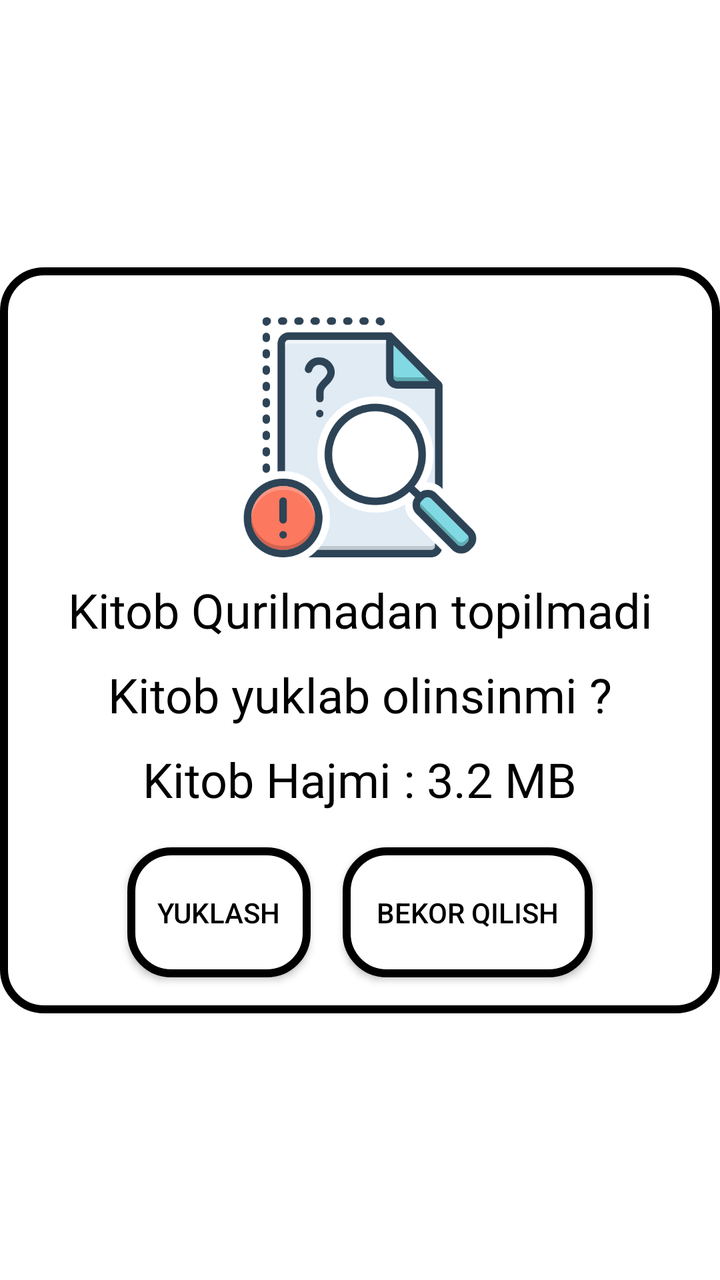
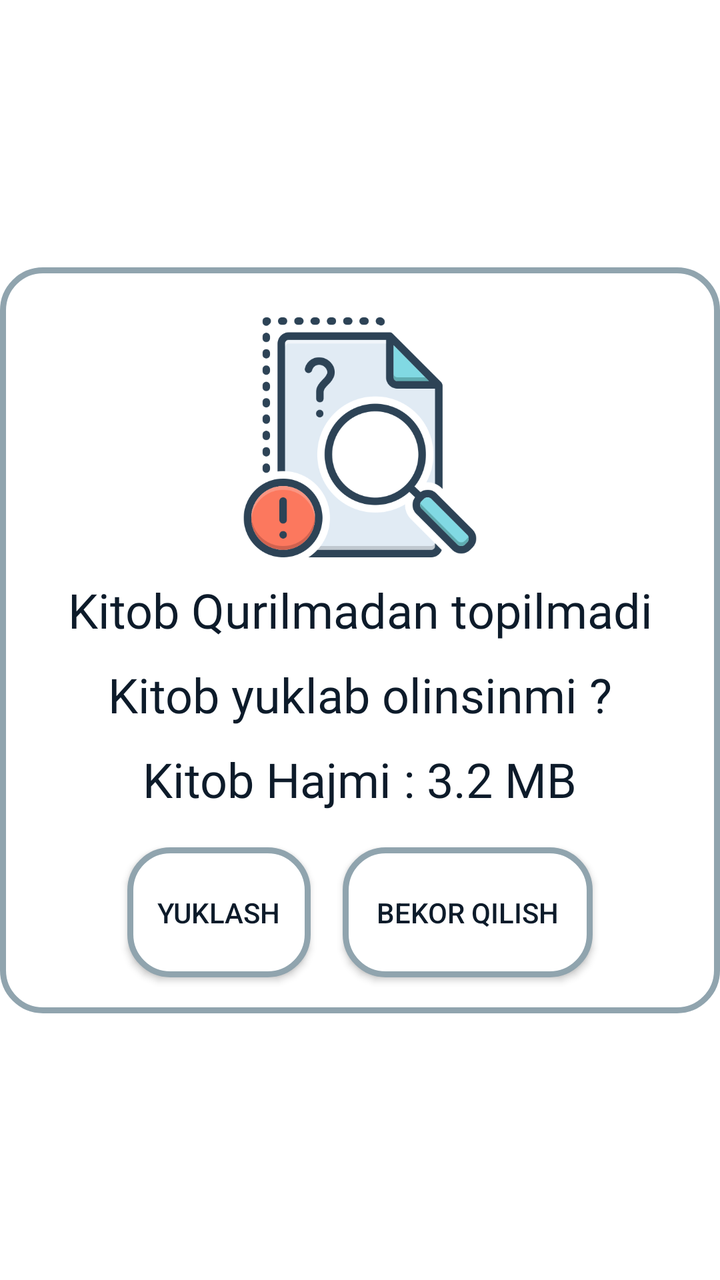

The first picture is an Android layout as it rendered before a commit; the second is the same layout after the commit. The layout source and the unified diff follow.
<!-- AndroidManifest.xml: application theme Theme.KimyoTest -->
<!-- res/layout/dialog_book_exist.xml -->
<?xml version="1.0" encoding="utf-8"?>
<androidx.constraintlayout.widget.ConstraintLayout xmlns:android="http://schemas.android.com/apk/res/android"
    android:layout_width="match_parent"
    android:layout_height="match_parent"
    xmlns:app="http://schemas.android.com/apk/res-auto">
    <androidx.constraintlayout.widget.ConstraintLayout
        android:layout_width="360dp"
        android:layout_height="wrap_content"
        app:layout_constraintTop_toTopOf="parent"
        app:layout_constraintBottom_toBottomOf="parent"
        app:layout_constraintStart_toStartOf="parent"
        app:layout_constraintEnd_toEndOf="parent"
        android:background="@drawable/style_btn">
        <Space
            android:id="@+id/spaceDialog"
            android:layout_width="match_parent"
            android:layout_height="15dp"
            app:layout_constraintTop_toTopOf="parent"
            app:layout_constraintStart_toStartOf="parent"
            app:layout_constraintEnd_toEndOf="parent"/>
        <androidx.appcompat.widget.AppCompatImageView
            android:id="@+id/notExistImage"
            android:layout_width="120dp"
            android:layout_height="120dp"
            app:layout_constraintStart_toStartOf="parent"
            app:layout_constraintEnd_toEndOf="parent"
            app:layout_constraintTop_toBottomOf="@id/spaceDialog"
            android:layout_marginTop="10dp"
            app:srcCompat="@drawable/image_not_exists"/>
        <androidx.appcompat.widget.AppCompatTextView
            android:id="@+id/bookNotExistText"
            android:layout_width="wrap_content"
            android:layout_height="wrap_content"
            app:layout_constraintTop_toBottomOf="@id/notExistImage"
            app:layout_constraintStart_toStartOf="parent"
            app:layout_constraintEnd_toEndOf="parent"
            android:layout_marginTop="10dp"
            android:textSize="24sp"
            android:textColor="@color/black"
            android:fontFamily="@font/madimi"
            android:text="Kitob Qurilmadan topilmadi" />
        <androidx.appcompat.widget.AppCompatTextView
            android:id="@+id/bookNotExistText2"
            android:layout_width="wrap_content"
            android:layout_height="wrap_content"
            app:layout_constraintTop_toBottomOf="@id/bookNotExistText"
            app:layout_constraintStart_toStartOf="parent"
            app:layout_constraintEnd_toEndOf="parent"
            android:layout_marginTop="10dp"
            android:textSize="24sp"
            android:textColor="@color/black"
            android:fontFamily="@font/madimi"
            android:text="Kitob yuklab olinsinmi ?" />
        <androidx.appcompat.widget.AppCompatTextView
            android:id="@+id/bookSizeText"
            android:layout_width="wrap_content"
            android:layout_height="wrap_content"
            app:layout_constraintTop_toBottomOf="@id/bookNotExistText2"
            app:layout_constraintStart_toStartOf="parent"
            app:layout_constraintEnd_toEndOf="parent"
            android:layout_marginTop="10dp"
            android:textSize="24sp"
            android:textColor="@color/black"
            android:fontFamily="@font/madimi"
            android:text="Kitob Hajmi : 3.2 MB" />
        <androidx.appcompat.widget.LinearLayoutCompat
            android:id="@+id/layoutBtn"
            android:layout_width="match_parent"
            android:layout_height="wrap_content"
            app:layout_constraintTop_toBottomOf="@id/bookSizeText"
            app:layout_constraintStart_toStartOf="parent"
            app:layout_constraintEnd_toEndOf="parent"
            android:gravity="center_horizontal"
            android:layout_marginTop="10dp">
            <androidx.appcompat.widget.AppCompatButton
                android:id="@+id/downloadBook"
                android:layout_width="wrap_content"
                android:padding="15dp"
                android:background="@drawable/style_btn"
                android:layout_margin="8dp"
                android:textColor="@color/black"
                android:layout_height="65dp"
                android:text="Yuklash"/>
            <androidx.appcompat.widget.AppCompatButton
                android:id="@+id/dismissDownload"
                android:layout_width="125dp"
                android:layout_height="65dp"
                android:background="@drawable/style_btn"
                android:textColor="@color/black"
                android:text="Bekor qilish"
                android:layout_margin="8dp"/>
        </androidx.appcompat.widget.LinearLayoutCompat>
        <Space
            android:id="@+id/space2"
            android:layout_width="match_parent"
            android:layout_height="10dp"
            app:layout_constraintTop_toBottomOf="@id/layoutBtn"
            app:layout_constraintStart_toStartOf="parent"
            app:layout_constraintEnd_toEndOf="parent"/>

        <androidx.appcompat.widget.LinearLayoutCompat
            android:id="@+id/downloadLayout"
            android:layout_width="match_parent"
            android:layout_height="wrap_content"
            app:layout_constraintTop_toBottomOf="@id/space2"
            app:layout_constraintStart_toStartOf="parent"
            app:layout_constraintEnd_toEndOf="parent"
            android:gravity="center"
            android:visibility="gone"
            android:orientation="vertical">
            <androidx.appcompat.widget.AppCompatTextView
                android:id="@+id/downloadInfo"
                android:layout_width="wrap_content"
                android:layout_height="wrap_content"
                app:layout_constraintBottom_toTopOf="@id/progressDownload"
                app:layout_constraintStart_toStartOf="parent"
                android:text="Yuklanmoqda....."
                android:textColor="@color/black"
                app:layout_constraintEnd_toEndOf="parent"/>
            <androidx.appcompat.widget.AppCompatTextView
                android:id="@+id/progressPercentDownload"
                android:layout_width="wrap_content"
                android:layout_height="wrap_content"
                app:layout_constraintBottom_toTopOf="@id/progressDownload"
                app:layout_constraintStart_toStartOf="parent"
                android:text="20 %"
                android:textColor="@color/black"
                app:layout_constraintEnd_toEndOf="parent"/>
            <ProgressBar
                android:id="@+id/progressDownload"
                android:layout_width="160dp"
                android:layout_height="10dp"
                android:layout_marginStart="7dp"
                android:layout_marginEnd="7dp"
                style="@style/Widget.AppCompat.ProgressBar.Horizontal"
                android:progress="0"/>
            <Space
                android:id="@+id/space3"
                android:layout_width="match_parent"
                android:layout_height="15dp"/>
        </androidx.appcompat.widget.LinearLayoutCompat>
    </androidx.constraintlayout.widget.ConstraintLayout>
</androidx.constraintlayout.widget.ConstraintLayout>
<!-- resources referenced by this layout -->
<resources>
  <color name="black">#FF000000</color>
  <!-- drawable image_not_exists: png bitmap (drawable, 43236 bytes) -->
  <!-- drawable style_btn (drawable) -->
  <?xml version="1.0" encoding="utf-8"?>
  <shape xmlns:android="http://schemas.android.com/apk/res/android">
      <corners android:radius="20dp"/>
      <stroke android:width="4dp" android:color="@color/black"/>
      <solid android:color="@color/white"/>
  </shape>
  <style name="Theme.KimyoTest" parent="Base.Theme.KimyoTest" />
  <color name="white">#FFFFFFFF</color>
  <style name="Base.Theme.KimyoTest" parent="Theme.Material3.DayNight.NoActionBar">
          
          
          <item name="android:textColorPrimary">@color/black</item>
          <item name="android:windowBackground">@color/white</item>
      </style>
</resources>

<!-- the commit's change to res/layout/dialog_book_exist.xml (unified diff, before → after) -->
@@ -2,6 +2,7 @@
 <androidx.constraintlayout.widget.ConstraintLayout xmlns:android="http://schemas.android.com/apk/res/android"
     android:layout_width="match_parent"
     android:layout_height="match_parent"
+    android:background="?attr/colorSurface"
     xmlns:app="http://schemas.android.com/apk/res-auto">
     <androidx.constraintlayout.widget.ConstraintLayout
         android:layout_width="360dp"
@@ -36,7 +37,7 @@
             app:layout_constraintEnd_toEndOf="parent"
             android:layout_marginTop="10dp"
             android:textSize="24sp"
-            android:textColor="@color/black"
+            android:textColor="?attr/colorOnSurface"
             android:fontFamily="@font/madimi"
             android:text="Kitob Qurilmadan topilmadi" />
         <androidx.appcompat.widget.AppCompatTextView
@@ -48,7 +49,7 @@
             app:layout_constraintEnd_toEndOf="parent"
             android:layout_marginTop="10dp"
             android:textSize="24sp"
-            android:textColor="@color/black"
+            android:textColor="?attr/colorOnSurface"
             android:fontFamily="@font/madimi"
             android:text="Kitob yuklab olinsinmi ?" />
         <androidx.appcompat.widget.AppCompatTextView
@@ -60,7 +61,7 @@
             app:layout_constraintEnd_toEndOf="parent"
             android:layout_marginTop="10dp"
             android:textSize="24sp"
-            android:textColor="@color/black"
+            android:textColor="?attr/colorOnSurface"
             android:fontFamily="@font/madimi"
             android:text="Kitob Hajmi : 3.2 MB" />
         <androidx.appcompat.widget.LinearLayoutCompat
@@ -78,7 +79,7 @@
                 android:padding="15dp"
                 android:background="@drawable/style_btn"
                 android:layout_margin="8dp"
-                android:textColor="@color/black"
+                android:textColor="?attr/colorOnSurface"
                 android:layout_height="65dp"
                 android:text="Yuklash"/>
             <androidx.appcompat.widget.AppCompatButton
@@ -86,7 +87,7 @@
                 android:layout_width="125dp"
                 android:layout_height="65dp"
                 android:background="@drawable/style_btn"
-                android:textColor="@color/black"
+                android:textColor="?attr/colorOnSurface"
                 android:text="Bekor qilish"
                 android:layout_margin="8dp"/>
         </androidx.appcompat.widget.LinearLayoutCompat>
@@ -115,7 +116,7 @@
                 app:layout_constraintBottom_toTopOf="@id/progressDownload"
                 app:layout_constraintStart_toStartOf="parent"
                 android:text="Yuklanmoqda....."
-                android:textColor="@color/black"
+                android:textColor="?attr/colorOnSurface"
                 app:layout_constraintEnd_toEndOf="parent"/>
             <androidx.appcompat.widget.AppCompatTextView
                 android:id="@+id/progressPercentDownload"
@@ -124,7 +125,7 @@
                 app:layout_constraintBottom_toTopOf="@id/progressDownload"
                 app:layout_constraintStart_toStartOf="parent"
                 android:text="20 %"
-                android:textColor="@color/black"
+                android:textColor="?attr/colorOnSurface"
                 app:layout_constraintEnd_toEndOf="parent"/>
             <ProgressBar
                 android:id="@+id/progressDownload"
<!-- resource entries referenced after the edit -->
@@ -1,21 +1,32 @@
 <!-- resources referenced by this layout -->
 <resources>
-  <color name="black">#FF000000</color>
   <!-- drawable image_not_exists: png bitmap (drawable, 43236 bytes) -->
   <!-- drawable style_btn (drawable) -->
   <?xml version="1.0" encoding="utf-8"?>
   <shape xmlns:android="http://schemas.android.com/apk/res/android">
       <corners android:radius="20dp"/>
-      <stroke android:width="4dp" android:color="@color/black"/>
-      <solid android:color="@color/white"/>
+      <stroke android:width="3dp" android:color="?attr/colorOutline"/>
+      <solid android:color="?attr/colorSurface"/>
   </shape>
   <style name="Theme.KimyoTest" parent="Base.Theme.KimyoTest" />
-  <color name="white">#FFFFFFFF</color>
   <style name="Base.Theme.KimyoTest" parent="Theme.Material3.DayNight.NoActionBar">
           
-          
-          <item name="android:textColorPrimary">@color/black</item>
-          <item name="android:windowBackground">@color/white</item>
+          <item name="android:windowBackground">@color/chem_background_light</item>
+          <item name="android:textColorPrimary">@color/chem_on_surface_light</item>
+          <item name="colorPrimary">@color/chem_primary_light</item>
+          <item name="colorOnPrimary">@color/chem_surface_light</item>
+          <item name="colorSurface">@color/chem_surface_light</item>
+          <item name="colorOnSurface">@color/chem_on_surface_light</item>
+          <item name="colorOutline">@color/chem_outline_light</item>
+          <item name="colorPrimaryContainer">@color/chem_toolbar_light</item>
+          <item name="colorSurfaceVariant">@color/chem_surface_variant_light</item>
       </style>
+  <color name="chem_background_light">#F0F7FF</color>
+  <color name="chem_on_surface_light">#0D1B2A</color>
+  <color name="chem_primary_light">#1565C0</color>
+  <color name="chem_surface_light">#FFFFFF</color>
+  <color name="chem_outline_light">#90A4AE</color>
+  <color name="chem_toolbar_light">#0D47A1</color>
+  <color name="chem_surface_variant_light">#E3F2FD</color>
 </resources>
 
